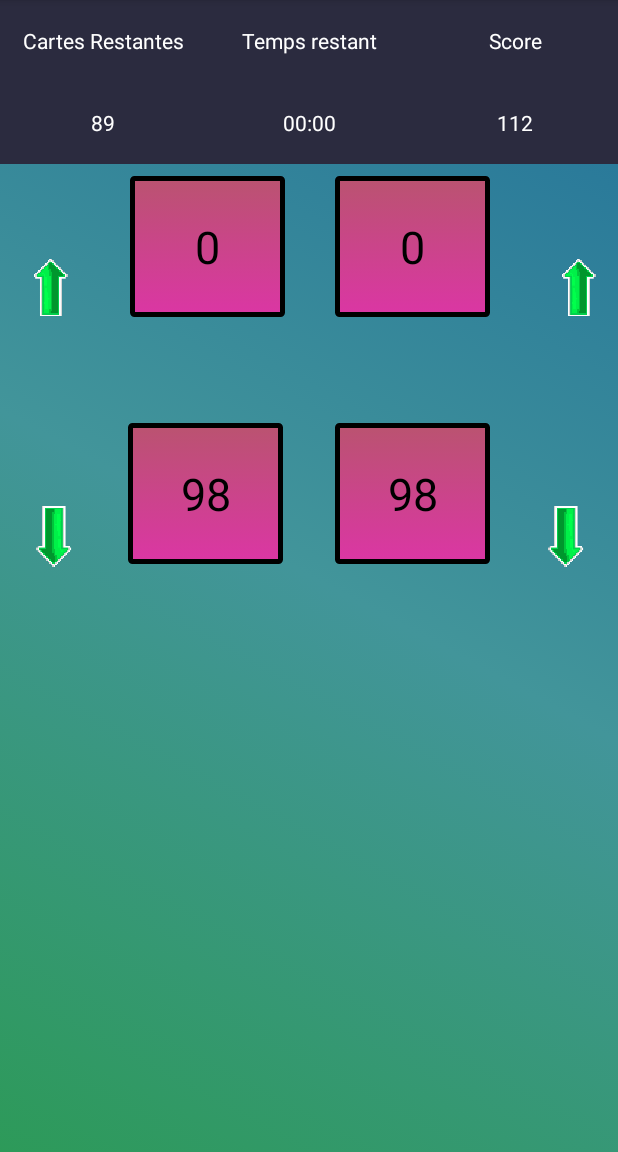
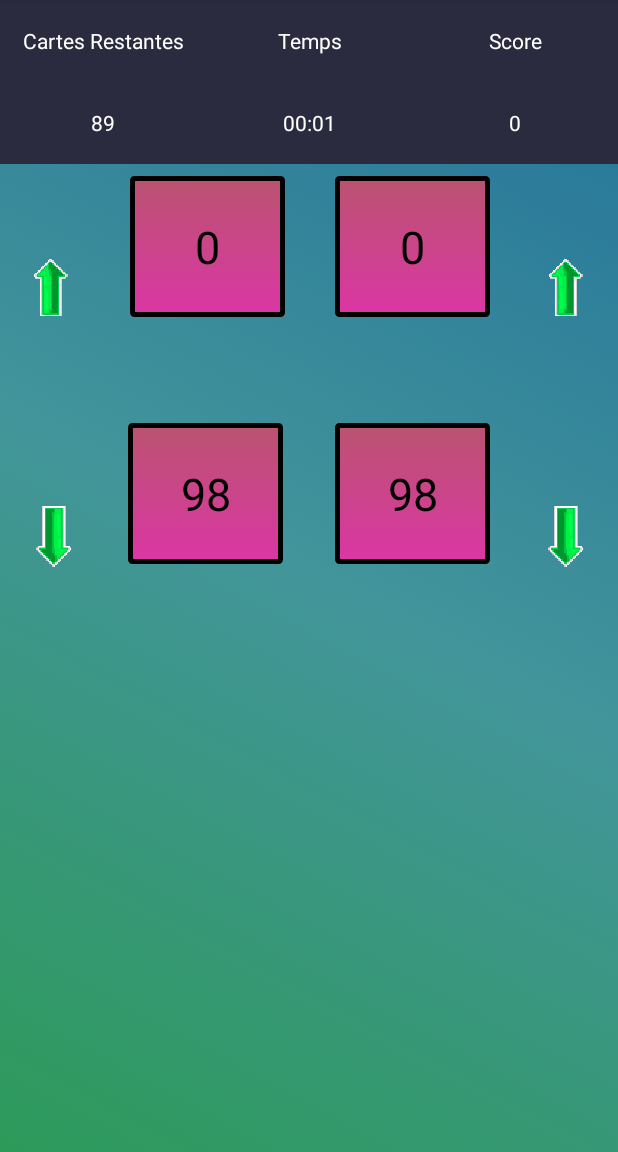
Before and after one commit to jbourgeois0307/PanCartes, an Android app: the screen it shows after launch (JeuActivity), after a tap on "JOUER", on a phone screen of 412 x 824 dp, the part 84-1236 px from its top. Run offline under Robolectric (Android 15) with nearby library versions, the phone set to English and light mode, and no system bars; 2 statements that could not run were skipped.

Commit message:
jeu fini

```diff
--- a/app/src/main/AndroidManifest.xml
+++ b/app/src/main/AndroidManifest.xml
@@ -9,6 +9,7 @@
         android:roundIcon="@mipmap/ic_launcher_round"
         android:supportsRtl="true"
         android:theme="@style/AppTheme"
+        android:configChanges="keyboard|keyboardHidden|orientation|screenSize"
         >
         <activity android:name=".MainActivity">
             <intent-filter>
--- a/app/src/main/java/com/example/a0959600/pan_cartes/DatabaseHelper.java
+++ b/app/src/main/java/com/example/a0959600/pan_cartes/DatabaseHelper.java
@@ -29,14 +29,12 @@ public class DatabaseHelper extends SQLiteOpenHelper{
         database=this.getWritableDatabase();
     }
 
-    public void fermerBD(){
-        database.close();
-    }
+
 
     public void ajouterMeilleurScore(int score){
         ContentValues cv = new ContentValues();
         cv.put("highscore",score);
-        database.insert("SCORE",null,cv);
+        database.update("SCORE",cv,"_id = ?", new String[] {"1"});
     }
 
     public Vector<Integer> trouverMeilleurScore(){
@@ -45,7 +43,19 @@ public class DatabaseHelper extends SQLiteOpenHelper{
         while(c.moveToNext()){
             resultat.add(c.getInt(0));
         }
+        if(c != null && !c.isClosed()){
+            c.close();
+        }
         return resultat;
+    }
+
+    public void fermerBD(){
+        database.close();
+    }
+
+    public void reOuvrirBD(){
+        close();
+        database = this.getWritableDatabase();
     }
 
 
@@ -53,7 +63,6 @@ public class DatabaseHelper extends SQLiteOpenHelper{
     @Override
     public void onCreate(SQLiteDatabase db) {
         db.execSQL("CREATE TABLE SCORE( _id INTEGER PRIMARY KEY AUTOINCREMENT, highscore REAL);");
-
     }
 
     @Override
--- a/app/src/main/java/com/example/a0959600/pan_cartes/MainActivity.java
+++ b/app/src/main/java/com/example/a0959600/pan_cartes/MainActivity.java
@@ -1,6 +1,7 @@
 package com.example.a0959600.pan_cartes;
 
 import android.content.Intent;
+import android.provider.ContactsContract;
 import android.support.v7.app.AppCompatActivity;
 import android.os.Bundle;
 import android.view.View;
@@ -14,21 +15,19 @@ public class MainActivity extends AppCompatActivity {
     Button btnJouer;
     TextView tvScore;
     Vector<Integer> vectMeilleurScore;
+    DatabaseHelper dbh;
     int meilleurScore;
     @Override
     protected void onCreate(Bundle savedInstanceState) {
         super.onCreate(savedInstanceState);
         setContentView(R.layout.activity_main);
+        dbh = DatabaseHelper.getInstance(this);
 
         btnJouer = findViewById(R.id.btnJouer);
         tvScore = findViewById(R.id.tvHighscore);
 
-        vectMeilleurScore = DatabaseHelper.getInstance(MainActivity.this).trouverMeilleurScore();
-        for(Integer i: vectMeilleurScore){
-            meilleurScore = i;
-        }
-        tvScore.setText(String.valueOf(meilleurScore));
-
+        vectMeilleurScore = dbh.trouverMeilleurScore();
+        tvScore.setText(String.valueOf(vectMeilleurScore.get(0)));
 
         ec = new Ecouteur();
 
@@ -40,8 +39,20 @@ public class MainActivity extends AppCompatActivity {
         public void onClick(View v) {
             if(v==btnJouer){
                 Intent i = new Intent(MainActivity.this,JeuActivity.class);
-                startActivity(i);
+                startActivityForResult(i,0);
             }
+        }
+
+    }
+
+    protected void onActivityResult(int requestCode, int resultCode, Intent data) {
+        if (resultCode == RESULT_OK) {
+            int nouveauScore = data.getIntExtra("nouveauScore",0);
+            if(nouveauScore!=0){
+                tvScore.setText(String.valueOf(nouveauScore));
+            }
+            dbh.fermerBD();
+            dbh = DatabaseHelper.getInstance(getApplicationContext());
         }
     }
 }
--- a/app/src/main/java/com/example/a0959600/pan_cartes/Suite.java
+++ b/app/src/main/java/com/example/a0959600/pan_cartes/Suite.java
@@ -28,8 +28,9 @@ public class Suite {
     public boolean testAjouterCarteASuite(Carte c) {
         boolean ajoutValide = false;
         int valCarteAjoutee = c.getValeur();
-        int valDerniereCartePile = pile.lastElement().getValeur();
+
         if(!pile.isEmpty()){
+            int valDerniereCartePile = pile.lastElement().getValeur();
             switch (ordre) {
                 case CROISSANT:
                     if (pile.isEmpty() && valCarteAjoutee > initialVal) {
@@ -56,7 +57,8 @@ public class Suite {
             }
         }
         else{
-            return pile.add(c);
+            ajoutValide = true;
+            //return pile.add(c);
         }
         return ajoutValide;
     }
--- a/app/src/main/res/layout/activity_jeu.xml
+++ b/app/src/main/res/layout/activity_jeu.xml
@@ -37,7 +37,7 @@
                 android:gravity="center"
                 android:layout_height="0dp"
                 android:layout_weight="1"
-                android:text="97"
+                android:text="0"
                 android:textColor="#FFFFFF" />
         </LinearLayout>
 
@@ -53,11 +53,11 @@
                 android:layout_height="0dp"
                 android:gravity="center"
                 android:layout_weight="1"
-                android:text="Temps restant"
+                android:text="Temps"
                 android:textColor="#FFFFFF" />
 
-            <TextView
-                android:id="@+id/tvTempsRestant"
+            <Chronometer
+                android:id="@+id/chrono"
                 android:layout_width="match_parent"
                 android:layout_height="0dp"
                 android:gravity="center"
@@ -237,8 +237,8 @@
                     android:layout_marginTop="8dp"
                     app:layout_constraintBottom_toBottomOf="parent"
                     app:layout_constraintEnd_toEndOf="parent"
-                    app:layout_constraintHorizontal_bias="0.636"
-                    app:layout_constraintStart_toEndOf="@+id/constraintLayout"
+                    app:layout_constraintHorizontal_bias="0.943"
+                    app:layout_constraintStart_toStartOf="parent"
                     app:layout_constraintTop_toTopOf="parent"
                     app:layout_constraintVertical_bias="0.511"
                     app:srcCompat="@drawable/flechehaut" />
@@ -346,36 +346,40 @@
             android:id="@+id/zoneBasRangee1"
             android:layout_width="fill_parent"
             android:layout_height="0dp"
-            android:layout_weight="1">
+            android:layout_weight="1"
+            android:gravity="top"
+            android:minHeight="453dp"
+            android:orientation="horizontal">
 
             <android.support.constraint.ConstraintLayout
                 android:id="@+id/zoneCartePresente7"
-                android:layout_width="fill_parent"
-                android:layout_height="fill_parent">
+                android:layout_width="0dp"
+                android:layout_height="match_parent"
+                android:layout_weight="1">
 
             </android.support.constraint.ConstraintLayout>
 
             <android.support.constraint.ConstraintLayout
                 android:id="@+id/zoneCartePresente6"
-                android:layout_width="fill_parent"
-                android:layout_height="fill_parent"
-                tools:layout_editor_absoluteX="192dp">
+                android:layout_width="0dp"
+                android:layout_height="match_parent"
+                android:layout_weight="1">
 
             </android.support.constraint.ConstraintLayout>
 
             <android.support.constraint.ConstraintLayout
                 android:id="@+id/zoneCartePresente5"
-                android:layout_width="fill_parent"
-                android:layout_height="fill_parent"
-                tools:layout_editor_absoluteY="219dp">
+                android:layout_width="0dp"
+                android:layout_height="match_parent"
+                android:layout_weight="1">
 
             </android.support.constraint.ConstraintLayout>
 
             <android.support.constraint.ConstraintLayout
                 android:id="@+id/zoneCartePresente4"
-                android:layout_width="fill_parent"
-                android:layout_height="fill_parent"
-                tools:layout_editor_absoluteY="219dp">
+                android:layout_width="0dp"
+                android:layout_height="match_parent"
+                android:layout_weight="1">
 
             </android.support.constraint.ConstraintLayout>
         </TableRow>
@@ -384,37 +388,38 @@
             android:id="@+id/zoneBasRangee2"
             android:layout_width="fill_parent"
             android:layout_height="0dp"
-            android:layout_weight="1">
+            android:layout_weight="1"
+            android:gravity="bottom"
+            android:minHeight="453dp"
+            android:orientation="horizontal">
 
             <android.support.constraint.ConstraintLayout
                 android:id="@+id/zoneCartePresente3"
-                android:layout_width="fill_parent"
-                android:layout_height="fill_parent"
-                tools:layout_editor_absoluteX="171dp">
+                android:layout_width="0dp"
+                android:layout_height="match_parent"
+                android:layout_weight="1">
 
             </android.support.constraint.ConstraintLayout>
 
             <android.support.constraint.ConstraintLayout
                 android:id="@+id/zoneCartePresente2"
-                android:layout_width="fill_parent"
-                android:layout_height="fill_parent"
-                tools:layout_editor_absoluteY="219dp">
+                android:layout_width="0dp"
+                android:layout_height="match_parent"
+                android:layout_weight="1">
 
             </android.support.constraint.ConstraintLayout>
 
             <android.support.constraint.ConstraintLayout
                 android:id="@+id/zoneCartePresente1"
-                android:layout_width="fill_parent"
-                android:layout_height="fill_parent"
-                tools:layout_editor_absoluteX="768dp"
-                tools:layout_editor_absoluteY="219dp">
-
-            </android.support.constraint.ConstraintLayout>
+                android:layout_width="0dp"
+                android:layout_height="match_parent"
+                android:layout_weight="1"></android.support.constraint.ConstraintLayout>
 
             <android.support.constraint.ConstraintLayout
                 android:id="@+id/zoneCartePresente0"
-                android:layout_width="fill_parent"
-                android:layout_height="fill_parent"></android.support.constraint.ConstraintLayout>
+                android:layout_width="0dp"
+                android:layout_height="match_parent"
+                android:layout_weight="1"></android.support.constraint.ConstraintLayout>
         </TableRow>
     </TableLayout>
 </LinearLayout>
```
Also changed, not shown: app/src/main/java/com/example/a0959600/pan_cartes/Jeu.java (+8 -5 lines), app/src/main/java/com/example/a0959600/pan_cartes/JeuActivity.java (+51 -24 lines), app/src/main/res/layout/activity_main.xml (+10 -6 lines).
